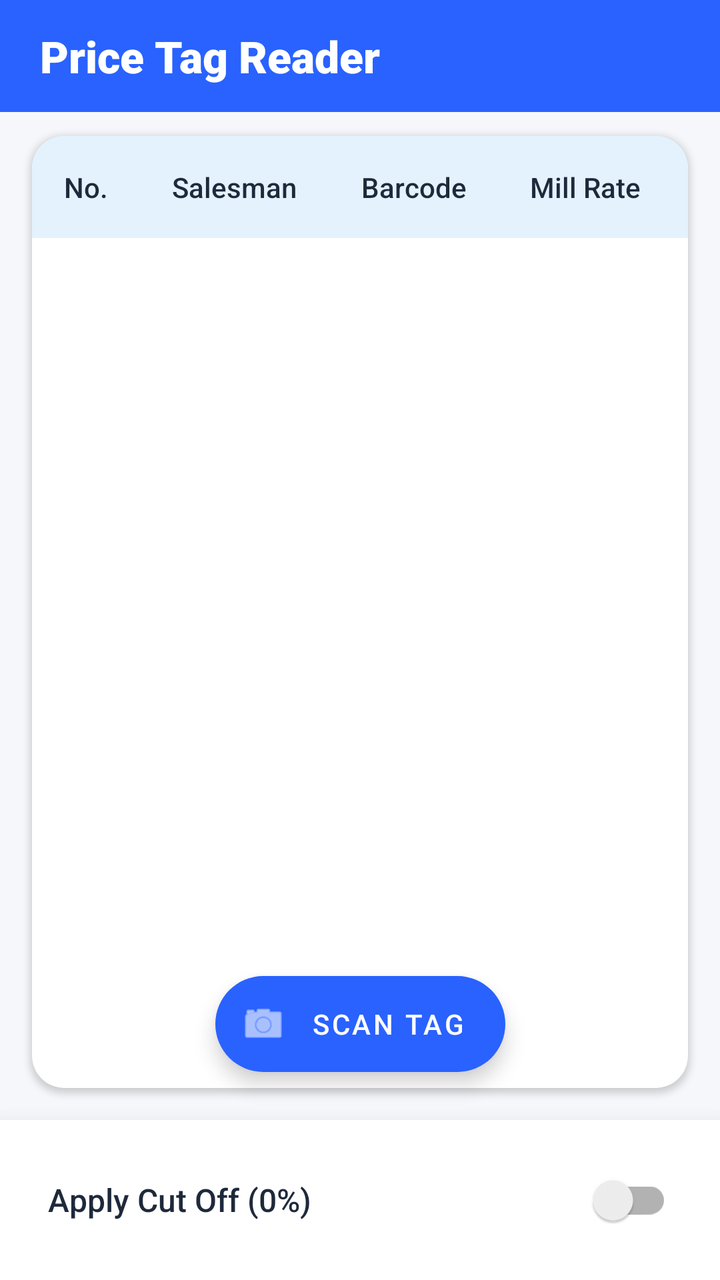
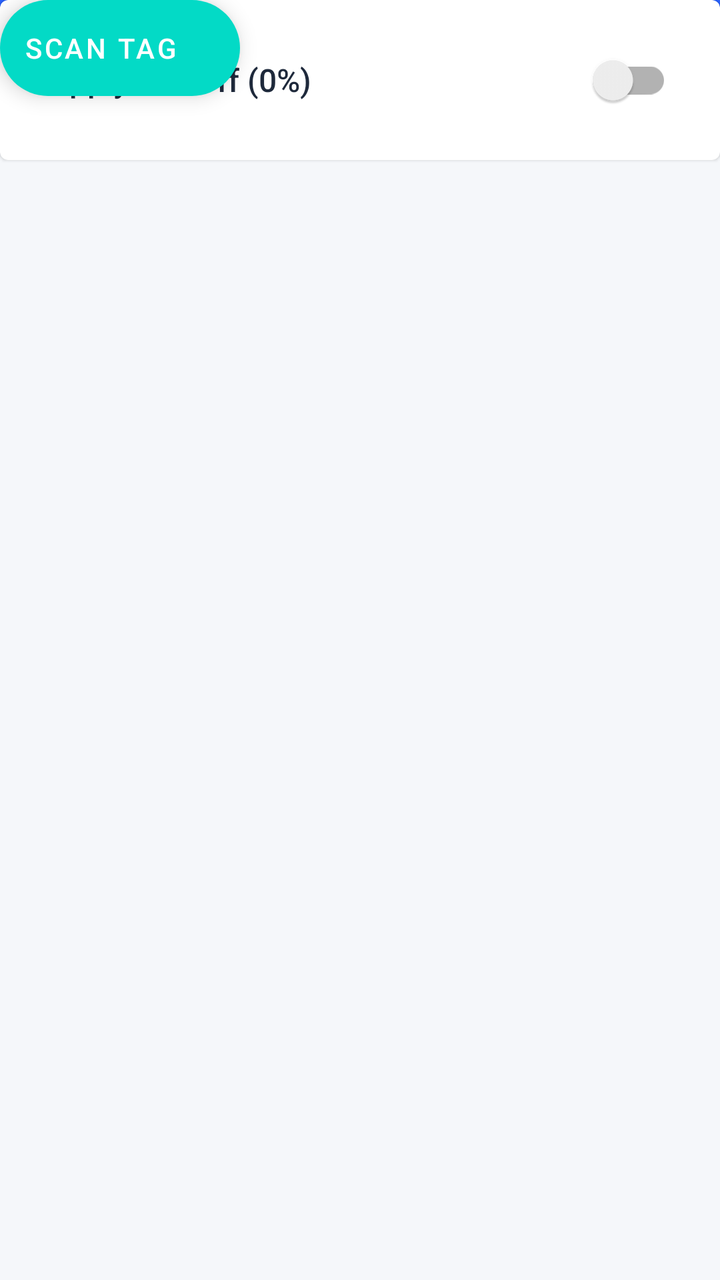

Two renders of the same Android screen: before a commit and after it. Below are the layout's source before the change and the commit's diff.
<!-- AndroidManifest.xml: application theme AppTheme -->
<!-- res/layout/activity_main.xml -->
<?xml version="1.0" encoding="utf-8"?>
<androidx.constraintlayout.widget.ConstraintLayout 
    xmlns:android="http://schemas.android.com/apk/res/android"
    xmlns:app="http://schemas.android.com/apk/res-auto"
    android:layout_width="match_parent"
    android:layout_height="match_parent"
    android:background="@color/appBackground">

    <com.google.android.material.appbar.AppBarLayout
        android:id="@+id/appBarLayout"
        android:layout_width="match_parent"
        android:layout_height="wrap_content"
        app:layout_constraintTop_toTopOf="parent"
        app:layout_constraintStart_toStartOf="parent"
        app:layout_constraintEnd_toEndOf="parent"
        app:elevation="4dp">

        <com.google.android.material.appbar.MaterialToolbar
            android:id="@+id/toolbar"
            android:layout_width="match_parent"
            android:layout_height="?attr/actionBarSize"
            android:background="@color/primaryColor"
            app:contentInsetStart="0dp">

            <TextView
                android:id="@+id/tvAppTitle"
                android:layout_width="match_parent"
                android:layout_height="match_parent"
                android:text="Price Tag Reader"
                android:textSize="22sp"
                android:textStyle="bold"
                android:textColor="@android:color/white"
                android:fontFamily="sans-serif-black"
                android:gravity="center_vertical"
                android:paddingStart="20dp"
                android:paddingEnd="20dp"
                android:background="?attr/selectableItemBackground"
                android:clickable="true"
                android:focusable="true" />

        </com.google.android.material.appbar.MaterialToolbar>
    </com.google.android.material.appbar.AppBarLayout>

    <com.google.android.material.card.MaterialCardView
        android:id="@+id/cardFilterHint"
        android:layout_width="match_parent"
        android:layout_height="wrap_content"
        android:layout_marginHorizontal="16dp"
        android:layout_marginTop="8dp"
        android:visibility="gone"
        app:cardBackgroundColor="#FFF3E0"
        app:strokeColor="#FFB74D"
        app:strokeWidth="1dp"
        app:cardCornerRadius="8dp"
        app:cardElevation="0dp"
        app:layout_constraintTop_toBottomOf="@id/appBarLayout">

        <LinearLayout
            android:layout_width="match_parent"
            android:layout_height="wrap_content"
            android:orientation="horizontal"
            android:padding="12dp"
            android:gravity="center_vertical">

            <TextView
                android:id="@+id/tvFilterHint"
                android:layout_width="0dp"
                android:layout_height="wrap_content"
                android:layout_weight="1"
                android:text="Filter is active"
                android:textColor="#E65100"
                android:textSize="13sp"
                android:fontFamily="sans-serif-medium" />

            <TextView
                android:id="@+id/tvClearFilterHint"
                android:layout_width="wrap_content"
                android:layout_height="wrap_content"
                android:text="Clear"
                android:textColor="@color/primaryColor"
                android:textSize="13sp"
                android:fontFamily="sans-serif-medium"
                android:background="?attr/selectableItemBackground"
                android:clickable="true"
                android:focusable="true"
                android:paddingHorizontal="8dp" />
        </LinearLayout>
    </com.google.android.material.card.MaterialCardView>

    <com.google.android.material.card.MaterialCardView
        android:id="@+id/cardTable"
        android:layout_width="match_parent"
        android:layout_height="0dp"
        android:layout_marginHorizontal="16dp"
        android:layout_marginTop="12dp"
        android:layout_marginBottom="16dp"
        app:cardCornerRadius="16dp"
        app:cardElevation="2dp"
        app:cardBackgroundColor="@color/cardSurface"
        app:strokeWidth="0dp"
        app:layout_constraintTop_toBottomOf="@id/cardFilterHint"
        app:layout_constraintBottom_toTopOf="@+id/bottomPanel">

        <HorizontalScrollView
            android:layout_width="match_parent"
            android:layout_height="match_parent"
            android:scrollbars="none">

            <ScrollView
                android:layout_width="wrap_content"
                android:layout_height="match_parent"
                android:scrollbars="none">

                <TableLayout
                    android:id="@+id/tableLayout"
                    android:layout_width="wrap_content"
                    android:layout_height="wrap_content"
                    android:stretchColumns="*">
                    
                    <TableRow
                        android:background="@color/tableHeaderBg">
                        <TextView android:layout_width="match_parent" android:layout_height="wrap_content" android:text="No." android:textColor="@color/textPrimary" android:fontFamily="sans-serif-medium" android:padding="16dp" android:gravity="center"/>
                        <TextView android:layout_width="match_parent" android:layout_height="wrap_content" android:text="Salesman" android:textColor="@color/textPrimary" android:fontFamily="sans-serif-medium" android:padding="16dp" android:gravity="center"/>
                        <TextView android:layout_width="match_parent" android:layout_height="wrap_content" android:text="Barcode" android:textColor="@color/textPrimary" android:fontFamily="sans-serif-medium" android:padding="16dp" android:gravity="center"/>
                        <TextView android:layout_width="match_parent" android:layout_height="wrap_content" android:text="Mill Rate" android:textColor="@color/textPrimary" android:fontFamily="sans-serif-medium" android:padding="16dp" android:gravity="center"/>
                        <TextView android:layout_width="match_parent" android:layout_height="wrap_content" android:text="Bill No." android:textColor="@color/textPrimary" android:fontFamily="sans-serif-medium" android:padding="16dp" android:gravity="center"/>
                        <TextView android:layout_width="match_parent" android:layout_height="wrap_content" android:text="Date" android:textColor="@color/textPrimary" android:fontFamily="sans-serif-medium" android:padding="16dp" android:gravity="center"/>
                        <TextView android:layout_width="match_parent" android:layout_height="wrap_content" android:text="Jappa" android:textColor="@color/textPrimary" android:fontFamily="sans-serif-medium" android:padding="16dp" android:gravity="center"/>
                        <TextView android:layout_width="match_parent" android:layout_height="wrap_content" android:text="Image" android:textColor="@color/textPrimary" android:fontFamily="sans-serif-medium" android:padding="16dp" android:gravity="center"/>
                    </TableRow>
                </TableLayout>
            </ScrollView>
        </HorizontalScrollView>
    </com.google.android.material.card.MaterialCardView>

    <com.google.android.material.floatingactionbutton.ExtendedFloatingActionButton
        android:id="@+id/fabCamera"
        android:layout_width="wrap_content"
        android:layout_height="wrap_content"
        android:layout_marginBottom="24dp"
        android:text="Scan Tag"
        android:textColor="@android:color/white"
        app:icon="@android:drawable/ic_menu_camera"
        app:iconTint="@android:color/white"
        app:backgroundTint="@color/primaryColor"
        app:layout_constraintBottom_toTopOf="@+id/bottomPanel"
        app:layout_constraintEnd_toEndOf="parent"
        app:layout_constraintStart_toStartOf="parent" />

    <com.google.android.material.card.MaterialCardView
        android:id="@+id/bottomPanel"
        android:layout_width="match_parent"
        android:layout_height="wrap_content"
        app:cardElevation="16dp"
        app:cardCornerRadius="0dp"
        app:strokeWidth="0dp"
        app:cardBackgroundColor="@color/bottomPanelBg"
        app:layout_constraintBottom_toBottomOf="parent">

        <LinearLayout
            android:layout_width="match_parent"
            android:layout_height="wrap_content"
            android:paddingHorizontal="24dp"
            android:paddingVertical="16dp">

            <androidx.appcompat.widget.SwitchCompat
                android:id="@+id/switchCutOff"
                android:layout_width="match_parent"
                android:layout_height="wrap_content"
                android:text="Apply Cut Off (0%)"
                android:textColor="@color/textPrimary"
                android:fontFamily="sans-serif-medium"
                android:textSize="16sp" />
        </LinearLayout>
    </com.google.android.material.card.MaterialCardView>

    <FrameLayout
        android:id="@+id/loadingOverlay"
        android:layout_width="match_parent"
        android:layout_height="match_parent"
        android:background="#80000000"
        android:visibility="gone"
        android:elevation="24dp"
        android:clickable="true"
        android:focusable="true">

        <com.google.android.material.card.MaterialCardView
            android:layout_width="wrap_content"
            android:layout_height="wrap_content"
            android:layout_gravity="center"
            app:cardCornerRadius="16dp"
            app:cardElevation="8dp"
            app:cardBackgroundColor="@color/cardSurface">

            <LinearLayout
                android:layout_width="wrap_content"
                android:layout_height="wrap_content"
                android:orientation="vertical"
                android:padding="32dp"
                android:gravity="center">

                <ProgressBar
                    android:layout_width="48dp"
                    android:layout_height="48dp"
                    android:indeterminateTint="@color/primaryColor" />

                <TextView
                    android:layout_width="wrap_content"
                    android:layout_height="wrap_content"
                    android:layout_marginTop="16dp"
                    android:text="Extracting Data..."
                    android:textColor="@color/textPrimary"
                    android:fontFamily="sans-serif-medium"
                    android:textSize="16sp" />
            </LinearLayout>
        </com.google.android.material.card.MaterialCardView>
    </FrameLayout>

</androidx.constraintlayout.widget.ConstraintLayout>
<!-- resources referenced by this layout -->
<resources>
  <color name="appBackground">#F5F7FA</color>
  <color name="bottomPanelBg">#FFFFFF</color>
  <color name="cardSurface">#FFFFFF</color>
  <color name="primaryColor">#2962FF</color>
  <color name="tableHeaderBg">#E3F2FD</color>
  <color name="textPrimary">#1E293B</color>
  <style name="AppTheme" parent="Theme.MaterialComponents.Light.NoActionBar">
          <item name="colorPrimary">@color/primaryColor</item>
          <item name="colorPrimaryVariant">@color/primaryDarkColor</item>
          <item name="colorAccent">@color/colorAccent</item>
          <item name="android:statusBarColor">@color/primaryDarkColor</item>
      </style>
  <color name="primaryDarkColor">#0039CB</color>
  <color name="colorAccent">#00B0FF</color>
</resources>

<!-- the commit's change to res/layout/activity_main.xml (unified diff, before → after) -->
@@ -1,7 +1,7 @@
 <?xml version="1.0" encoding="utf-8"?>
 <androidx.constraintlayout.widget.ConstraintLayout 
     xmlns:android="http://schemas.android.com/apk/res/android"
-    xmlns:app="http://schemas.android.com/apk/res-auto"
+    xmlns:app="http://schemas.android.com/apk/res/auto"
     android:layout_width="match_parent"
     android:layout_height="match_parent"
     android:background="@color/appBackground">
@@ -87,18 +87,61 @@
         </LinearLayout>
     </com.google.android.material.card.MaterialCardView>
 
+    
+    <com.google.android.material.card.MaterialCardView
+        android:id="@+id/cardLastJappaSale"
+        android:layout_width="match_parent"
+        android:layout_height="wrap_content"
+        android:layout_marginHorizontal="16dp"
+        android:layout_marginTop="10dp"
+        app:cardCornerRadius="12dp"
+        app:cardElevation="2dp"
+        app:cardBackgroundColor="@color/cardSurface"
+        app:strokeColor="@color/primaryColor"
+        app:strokeWidth="1dp"
+        app:layout_constraintTop_toBottomOf="@id/cardFilterHint">
+
+        <LinearLayout
+            android:layout_width="match_parent"
+            android:layout_height="wrap_content"
+            android:orientation="vertical"
+            android:paddingHorizontal="16dp"
+            android:paddingVertical="10dp">
+
+            <TextView
+                android:id="@+id/tvLastJappaDate"
+                android:layout_width="match_parent"
+                android:layout_height="wrap_content"
+                android:text="Last Jappa Sold: -"
+                android:textColor="@color/textPrimary"
+                android:fontFamily="sans-serif-medium"
+                android:textSize="15sp"
+                android:textStyle="bold" />
+
+            <TextView
+                android:id="@+id/tvLastJappaCaption"
+                android:layout_width="match_parent"
+                android:layout_height="wrap_content"
+                android:layout_marginTop="2dp"
+                android:text="No Jappa sales recorded yet"
+                android:textColor="@color/textSecondary"
+                android:fontFamily="sans-serif"
+                android:textSize="12sp" />
+        </LinearLayout>
+    </com.google.android.material.card.MaterialCardView>
+
     <com.google.android.material.card.MaterialCardView
         android:id="@+id/cardTable"
         android:layout_width="match_parent"
         android:layout_height="0dp"
         android:layout_marginHorizontal="16dp"
-        android:layout_marginTop="12dp"
+        android:layout_marginTop="10dp"
         android:layout_marginBottom="16dp"
         app:cardCornerRadius="16dp"
         app:cardElevation="2dp"
         app:cardBackgroundColor="@color/cardSurface"
         app:strokeWidth="0dp"
-        app:layout_constraintTop_toBottomOf="@id/cardFilterHint"
+        app:layout_constraintTop_toBottomOf="@id/cardLastJappaSale"
         app:layout_constraintBottom_toTopOf="@+id/bottomPanel">
 
         <HorizontalScrollView
<!-- resource entries referenced after the edit -->
@@ -6,6 +6,7 @@
   <color name="primaryColor">#2962FF</color>
   <color name="tableHeaderBg">#E3F2FD</color>
   <color name="textPrimary">#1E293B</color>
+  <color name="textSecondary">#64748B</color>
   <style name="AppTheme" parent="Theme.MaterialComponents.Light.NoActionBar">
           <item name="colorPrimary">@color/primaryColor</item>
           <item name="colorPrimaryVariant">@color/primaryDarkColor</item>
